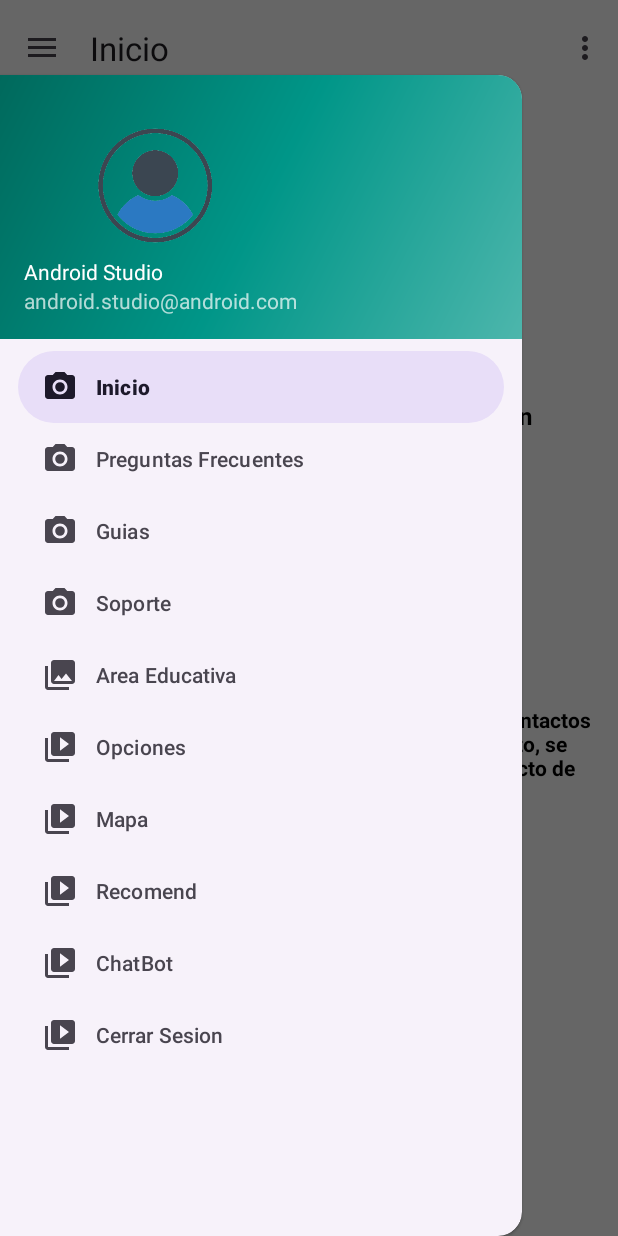
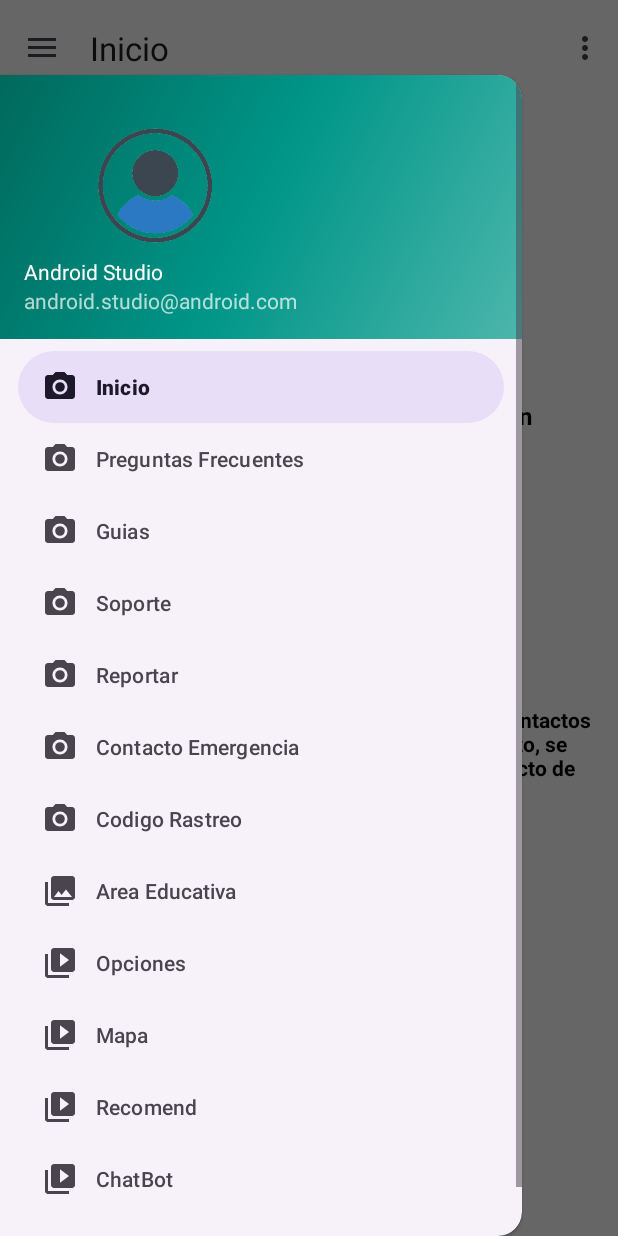
Before and after one commit to albaliriagomez/appmaypi, an Android app: the MainActivity2 screen opened directly, with no data from a screen before it, with the side drawer open, on a phone screen of 412 x 824 dp. Run offline under Robolectric (Android 15) with nearby library versions, the phone set to English and light mode, and no system bars; our stand-ins replace navigation-ui.

Commit message:
Se añadio 3 Fragmentos (Reportar,Contactos Emergencia y Codigo Rastreo)

```diff
--- a/app/src/main/java/com/torrezpillcokevin/nuna/MainActivity2.kt
+++ b/app/src/main/java/com/torrezpillcokevin/nuna/MainActivity2.kt
@@ -51,7 +51,10 @@ class MainActivity2 : AppCompatActivity() {
                 R.id.nav_chatbot,
                 R.id.nav_preguntasfrecuentes,
                 R.id.nav_guia,
-                R.id.nav_soporte
+                R.id.nav_soporte,
+                R.id.nav_reportar,
+                R.id.nav_contactoEmergencia,
+                R.id.nav_codigoRastreo
             ), drawerLayout
         )
         setupActionBarWithNavController(navController, appBarConfiguration)
--- a/app/src/main/res/menu/activity_main_drawer.xml
+++ b/app/src/main/res/menu/activity_main_drawer.xml
@@ -24,6 +24,21 @@
             android:id="@+id/nav_soporte"
             android:icon="@drawable/ic_menu_camera"
             android:title="Soporte" />
+
+        <item
+            android:id="@+id/nav_reportar"
+            android:icon="@drawable/ic_menu_camera"
+            android:title="Reportar" />
+
+        <item
+            android:id="@+id/nav_contactoEmergencia"
+            android:icon="@drawable/ic_menu_camera"
+            android:title="Contacto Emergencia" />
+
+        <item
+            android:id="@+id/nav_codigoRastreo"
+            android:icon="@drawable/ic_menu_camera"
+            android:title="Codigo Rastreo" />
 
 
 
```
Also changed, not shown: app/src/main/java/com/torrezpillcokevin/nuna/ui/codigoRastreo/CodigoRastreoFragment.kt (added, +31 -0 lines), app/src/main/java/com/torrezpillcokevin/nuna/ui/codigoRastreo/CodigoRastreoViewModel.kt (added, +7 -0 lines), app/src/main/java/com/torrezpillcokevin/nuna/ui/contactosEmergencia/ContactoEmergenciaFragment.kt (added, +31 -0 lines), app/src/main/java/com/torrezpillcokevin/nuna/ui/contactosEmergencia/ContactoEmergenciaViewModel.kt (added, +7 -0 lines), app/src/main/java/com/torrezpillcokevin/nuna/ui/reportar/ReportarFragment.kt (added, +31 -0 lines), app/src/main/java/com/torrezpillcokevin/nuna/ui/reportar/ReportarViewModel.kt (added, +7 -0 lines), app/src/main/res/layout/fragment_codigo_rastreo.xml (added, +13 -0 lines), app/src/main/res/layout/fragment_contacto_emergencia.xml (added, +13 -0 lines), app/src/main/res/layout/fragment_reportar.xml (added, +13 -0 lines), app/src/main/res/navigation/mobile_navigation.xml (+18 -0 lines).
